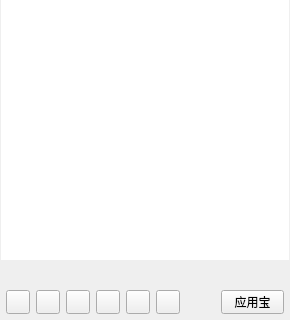
Qt form QTQQ/QTQQ/CCMainWindow.ui (songqinghao/Qt_ChattingSoftware) before a commit; both pictures show x 0 to 290 and y 360 to 680 of the 290 by 680 pixel window.
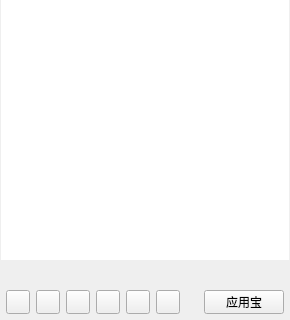
The same form after that commit.

What changed in the file:
```diff
--- a/QTQQ/QTQQ/CCMainWindow.ui
+++ b/QTQQ/QTQQ/CCMainWindow.ui
@@ -826,7 +826,7 @@
           </property>
           <property name="maximumSize">
            <size>
-            <width>24</width>
+            <width>86</width>
             <height>24</height>
            </size>
           </property>
```
